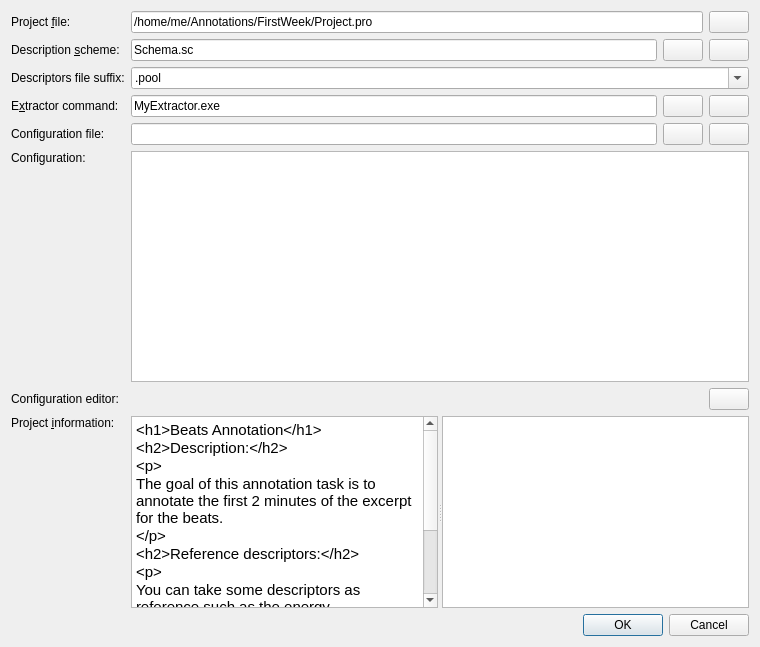
Before: the Qt Designer form Annotator/src/ProjectEditor.ui in clam-project/clam, drawn with Qt 5.
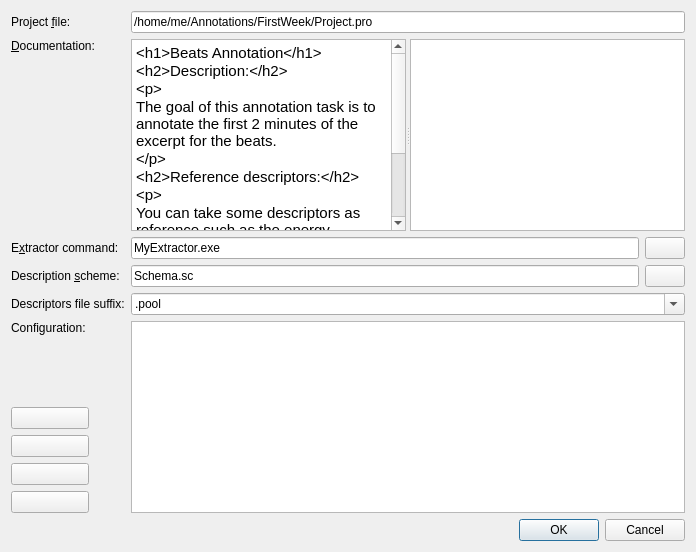
After: the same form once the commit is applied. Icons and pictures are not drawn.

Commit message: * Annotator: a single configuration field in projectEditor

Patch:
```diff
--- a/Annotator/src/ProjectEditor.ui
+++ b/Annotator/src/ProjectEditor.ui
@@ -1,12 +1,12 @@
 <ui version="4.0" >
  <class>ProjectEditor</class>
- <widget class="QDialog" name="ProjectEditor" >
-  <property name="geometry" >
+ <widget class="QDialog" name="ProjectEditor">
+  <property name="geometry">
    <rect>
     <x>0</x>
     <y>0</y>
-    <width>760</width>
-    <height>647</height>
+    <width>696</width>
+    <height>552</height>
    </rect>
   </property>
   <property name="windowTitle" >
@@ -23,37 +23,97 @@
      </property>
     </widget>
    </item>
-   <item row="0" column="1" >
-    <layout class="QHBoxLayout" >
-     <property name="spacing" >
+   <item row="0" column="1">
+    <widget class="QLineEdit" name="projectFile">
+     <property name="text">
+      <string>/home/me/Annotations/FirstWeek/Project.pro</string>
+     </property>
+     <property name="readOnly">
+      <bool>true</bool>
+     </property>
+    </widget>
+   </item>
+   <item row="1" column="0">
+    <widget class="QLabel" name="label">
+     <property name="text">
+      <string>&amp;Documentation:</string>
+     </property>
+     <property name="alignment">
+      <set>Qt::AlignLeading|Qt::AlignLeft|Qt::AlignTop</set>
+     </property>
+     <property name="buddy">
+      <cstring>projectInfo</cstring>
+     </property>
+    </widget>
+   </item>
+   <item row="1" column="1">
+    <widget class="QSplitter" name="splitter">
+     <property name="orientation">
+      <enum>Qt::Horizontal</enum>
+     </property>
+     <widget class="QTextEdit" name="projectInfo">
+      <property name="html">
+       <string>&lt;!DOCTYPE HTML PUBLIC &quot;-//W3C//DTD HTML 4.0//EN&quot; &quot;http://www.w3.org/TR/REC-html40/strict.dtd&quot;&gt;
+&lt;html&gt;&lt;head&gt;&lt;meta name=&quot;qrichtext&quot; content=&quot;1&quot; /&gt;&lt;style type=&quot;text/css&quot;&gt;
+p, li { white-space: pre-wrap; }
+&lt;/style&gt;&lt;/head&gt;&lt;body style=&quot; font-family:'Bitstream Vera Sans'; font-size:11pt; font-weight:400; font-style:normal;&quot;&gt;
+&lt;p style=&quot; margin-top:0px; margin-bottom:0px; margin-left:0px; margin-right:0px; -qt-block-indent:0; text-indent:0px;&quot;&gt;&lt;span style=&quot; font-family:'Sans Serif';&quot;&gt;&amp;lt;h1&amp;gt;Beats Annotation&amp;lt;/h1&amp;gt;&lt;/span&gt;&lt;/p&gt;
+&lt;p style=&quot; margin-top:0px; margin-bottom:0px; margin-left:0px; margin-right:0px; -qt-block-indent:0; text-indent:0px;&quot;&gt;&lt;span style=&quot; font-family:'Sans Serif';&quot;&gt;&amp;lt;h2&amp;gt;Description:&amp;lt;/h2&amp;gt;&lt;/span&gt;&lt;/p&gt;
+&lt;p style=&quot; margin-top:0px; margin-bottom:0px; margin-left:0px; margin-right:0px; -qt-block-indent:0; text-indent:0px;&quot;&gt;&lt;span style=&quot; font-family:'Sans Serif';&quot;&gt;&amp;lt;p&amp;gt;&lt;/span&gt;&lt;/p&gt;
+&lt;p style=&quot; margin-top:0px; margin-bottom:0px; margin-left:0px; margin-right:0px; -qt-block-indent:0; text-indent:0px;&quot;&gt;&lt;span style=&quot; font-family:'Sans Serif';&quot;&gt;The goal of this annotation task is to annotate the first 2 minutes of the excerpt for the beats.&lt;/span&gt;&lt;/p&gt;
+&lt;p style=&quot; margin-top:0px; margin-bottom:0px; margin-left:0px; margin-right:0px; -qt-block-indent:0; text-indent:0px;&quot;&gt;&lt;span style=&quot; font-family:'Sans Serif';&quot;&gt;&amp;lt;/p&amp;gt;&lt;/span&gt;&lt;/p&gt;
+&lt;p style=&quot; margin-top:0px; margin-bottom:0px; margin-left:0px; margin-right:0px; -qt-block-indent:0; text-indent:0px;&quot;&gt;&lt;span style=&quot; font-family:'Sans Serif';&quot;&gt;&amp;lt;h2&amp;gt;Reference descriptors:&amp;lt;/h2&amp;gt;&lt;/span&gt;&lt;/p&gt;
+&lt;p style=&quot; margin-top:0px; margin-bottom:0px; margin-left:0px; margin-right:0px; -qt-block-indent:0; text-indent:0px;&quot;&gt;&lt;span style=&quot; font-family:'Sans Serif';&quot;&gt;&amp;lt;p&amp;gt;&lt;/span&gt;&lt;/p&gt;
+&lt;p style=&quot; margin-top:0px; margin-bottom:0px; margin-left:0px; margin-right:0px; -qt-block-indent:0; text-indent:0px;&quot;&gt;&lt;span style=&quot; font-family:'Sans Serif';&quot;&gt;You can take some descriptors as reference such as the energy.&lt;/span&gt;&lt;/p&gt;
+&lt;p style=&quot; margin-top:0px; margin-bottom:0px; margin-left:0px; margin-right:0px; -qt-block-indent:0; text-indent:0px;&quot;&gt;&lt;span style=&quot; font-family:'Sans Serif';&quot;&gt;Consider that such descriptors are computed every 2048 samples so their precission may be not as accurate as it seems.&lt;/span&gt;&lt;/p&gt;
+&lt;p style=&quot; margin-top:0px; margin-bottom:0px; margin-left:0px; margin-right:0px; -qt-block-indent:0; text-indent:0px;&quot;&gt;&lt;span style=&quot; font-family:'Sans Serif';&quot;&gt;&amp;lt;/p&amp;gt;&lt;/span&gt;&lt;/p&gt;
+&lt;p style=&quot;-qt-paragraph-type:empty; margin-top:0px; margin-bottom:0px; margin-left:0px; margin-right:0px; -qt-block-indent:0; text-indent:0px; font-family:'Sans Serif';&quot;&gt;&lt;/p&gt;&lt;/body&gt;&lt;/html&gt;</string>
+      </property>
+      <property name="acceptRichText">
+       <bool>false</bool>
+      </property>
+     </widget>
+     <widget class="QTextBrowser" name="htmlPreview"/>
+    </widget>
+   </item>
+   <item row="2" column="0">
+    <widget class="QLabel" name="label_3">
+     <property name="text">
+      <string>E&amp;xtractor command:</string>
+     </property>
+     <property name="buddy">
+      <cstring>extractor</cstring>
+     </property>
+    </widget>
+   </item>
+   <item row="2" column="1">
+    <layout class="QHBoxLayout">
+     <property name="spacing">
       <number>6</number>
      </property>
      <property name="margin" >
       <number>0</number>
      </property>
      <item>
-      <widget class="QLineEdit" name="projectFile" >
-       <property name="text" >
-        <string>/home/me/Annotations/FirstWeek/Project.pro</string>
-       </property>
-       <property name="readOnly" >
-        <bool>true</bool>
+      <widget class="QLineEdit" name="extractor">
+       <property name="text">
+        <string>MyExtractor.exe</string>
        </property>
       </widget>
      </item>
      <item>
-      <widget class="QPushButton" name="projectBrowseButton" >
-       <property name="icon" >
-        <iconset resource="images.qrc" >
+      <widget class="QPushButton" name="extractorBrowseButton">
+       <property name="icon">
+        <iconset resource="images.qrc">
          <normaloff>:/icons/images/fileopen.png</normaloff>:/icons/images/fileopen.png</iconset>
        </property>
       </widget>
      </item>
     </layout>
    </item>
-   <item row="1" column="0" >
-    <widget class="QLabel" name="label_2" >
-     <property name="text" >
+   <item row="3" column="0">
+    <widget class="QLabel" name="label_2">
+     <property name="text">
       <string>Description &amp;scheme:</string>
      </property>
      <property name="buddy" >
@@ -61,9 +121,9 @@
      </property>
     </widget>
    </item>
-   <item row="1" column="1" >
-    <layout class="QHBoxLayout" >
-     <property name="spacing" >
+   <item row="3" column="1">
+    <layout class="QHBoxLayout">
+     <property name="spacing">
       <number>6</number>
      </property>
      <property name="margin" >
@@ -80,34 +140,26 @@
       </widget>
      </item>
      <item>
-      <widget class="QPushButton" name="schemaEditButton" >
-       <property name="icon" >
-        <iconset resource="images.qrc" >
-         <normaloff>:/icons/images/view_tree.png</normaloff>:/icons/images/view_tree.png</iconset>
-       </property>
-      </widget>
-     </item>
-     <item>
-      <widget class="QPushButton" name="schemaBrowseButton" >
-       <property name="icon" >
-        <iconset resource="images.qrc" >
+      <widget class="QPushButton" name="schemaBrowseButton">
+       <property name="icon">
+        <iconset resource="images.qrc">
          <normaloff>:/icons/images/fileopen.png</normaloff>:/icons/images/fileopen.png</iconset>
        </property>
       </widget>
      </item>
     </layout>
    </item>
-   <item row="2" column="0" >
-    <widget class="QLabel" name="label_4" >
-     <property name="text" >
+   <item row="4" column="0">
+    <widget class="QLabel" name="label_4">
+     <property name="text">
       <string>Descriptors file suffix:</string>
      </property>
     </widget>
    </item>
-   <item row="2" column="1" >
-    <widget class="QComboBox" name="suffix" >
-     <property name="sizePolicy" >
-      <sizepolicy vsizetype="Fixed" hsizetype="MinimumExpanding" >
+   <item row="4" column="1">
+    <widget class="QComboBox" name="suffix">
+     <property name="sizePolicy">
+      <sizepolicy hsizetype="MinimumExpanding" vsizetype="Fixed">
        <horstretch>0</horstretch>
        <verstretch>0</verstretch>
       </sizepolicy>
@@ -122,34 +174,46 @@
      </item>
     </widget>
    </item>
-   <item row="3" column="0" >
-    <widget class="QLabel" name="label_3" >
-     <property name="text" >
-      <string>E&amp;xtractor command:</string>
-     </property>
-     <property name="buddy" >
-      <cstring>schemaEditButton</cstring>
-     </property>
-    </widget>
-   </item>
-   <item row="3" column="1" >
-    <layout class="QHBoxLayout" >
-     <property name="spacing" >
-      <number>6</number>
-     </property>
-     <property name="margin" >
-      <number>0</number>
-     </property>
+   <item row="5" column="0">
+    <layout class="QVBoxLayout" name="verticalLayout">
      <item>
-      <widget class="QLineEdit" name="extractor" >
-       <property name="text" >
-        <string>MyExtractor.exe</string>
+      <widget class="QLabel" name="label_7">
+       <property name="text">
+        <string>Configuration: </string>
        </property>
+       <property name="alignment">
+        <set>Qt::AlignLeading|Qt::AlignLeft|Qt::AlignTop</set>
+       </property>
+       <property name="buddy">
+        <cstring>configurationInfo</cstring>
+       </property>
       </widget>
      </item>
      <item>
-      <widget class="QPushButton" name="extractorEditButton" >
-       <property name="toolTip" >
+      <widget class="QPushButton" name="loadConfigurationButton">
+       <property name="toolTip">
+        <string>Load config from a file</string>
+       </property>
+       <property name="icon">
+        <iconset resource="images.qrc">
+         <normaloff>:/icons/images/fileopen.png</normaloff>:/icons/images/fileopen.png</iconset>
+       </property>
+      </widget>
+     </item>
+     <item>
+      <widget class="QPushButton" name="graphicalEditButton">
+       <property name="toolTip">
+        <string>Edit the configuration file</string>
+       </property>
+       <property name="icon">
+        <iconset resource="images.qrc">
+         <normaloff>:/icons/images/edit.png</normaloff>:/icons/images/edit.png</iconset>
+       </property>
+      </widget>
+     </item>
+     <item>
+      <widget class="QPushButton" name="extractorEditButton">
+       <property name="toolTip">
         <string>Execute with a sample wave</string>
        </property>
        <property name="icon" >
@@ -159,76 +223,29 @@
       </widget>
      </item>
      <item>
-      <widget class="QPushButton" name="extractorBrowseButton" >
-       <property name="icon" >
-        <iconset resource="images.qrc" >
-         <normaloff>:/icons/images/fileopen.png</normaloff>:/icons/images/fileopen.png</iconset>
+      <widget class="QPushButton" name="schemaEditButton">
+       <property name="toolTip">
+        <string>View resulting schema</string>
        </property>
-      </widget>
-     </item>
-    </layout>
-   </item>
-   <item row="4" column="0" >
-    <widget class="QLabel" name="label_6" >
-     <property name="text" >
-      <string>Configuration file:</string>
-     </property>
-    </widget>
-   </item>
-   <item row="4" column="1" >
-    <layout class="QHBoxLayout" >
-     <property name="spacing" >
-      <number>6</number>
-     </property>
-     <property name="margin" >
-      <number>0</number>
-     </property>
-     <item>
-      <widget class="QLineEdit" name="configuration" >
-       <property name="text" >
-        <string/>
+       <property name="icon">
+        <iconset resource="images.qrc">
+         <normaloff>:/icons/images/view_tree.png</normaloff>:/icons/images/view_tree.png</iconset>
        </property>
       </widget>
      </item>
-     <item>
-      <widget class="QPushButton" name="configurationEditButton" >
-       <property name="toolTip" >
-        <string>Edit the configuration file</string>
-       </property>
-       <property name="icon" >
-        <iconset resource="images.qrc" >
-         <normaloff>:/icons/images/edit.png</normaloff>:/icons/images/edit.png</iconset>
-       </property>
-      </widget>
-     </item>
-     <item>
-      <widget class="QPushButton" name="configurationBrowseButton" >
-       <property name="icon" >
-        <iconset resource="images.qrc" >
-         <normaloff>:/icons/images/fileopen.png</normaloff>:/icons/images/fileopen.png</iconset>
-       </property>
-      </widget>
-     </item>
     </layout>
    </item>
-   <item row="5" column="0" >
-    <widget class="QLabel" name="label_7" >
-     <property name="text" >
-      <string>Configuration: </string>
+   <item row="5" column="1">
+    <widget class="QTextEdit" name="configurationInfo">
+     <property name="sizePolicy">
+      <sizepolicy hsizetype="Expanding" vsizetype="MinimumExpanding">
+       <horstretch>0</horstretch>
+       <verstretch>0</verstretch>
+      </sizepolicy>
      </property>
-     <property name="alignment" >
-      <set>Qt::AlignLeading|Qt::AlignLeft|Qt::AlignTop</set>
-     </property>
-     <property name="buddy" >
-      <cstring>suffix</cstring>
-     </property>
-    </widget>
-   </item>
-   <item row="5" column="1" >
-    <widget class="QTextEdit" name="configurationInfo" >
-     <property name="html" >
-      <string>&lt;!DOCTYPE HTML PUBLIC "-//W3C//DTD HTML 4.0//EN" "http://www.w3.org/TR/REC-html40/strict.dtd">
-&lt;html>&lt;head>&lt;meta name="qrichtext" content="1" />&lt;style type="text/css">
+     <property name="html">
+      <string>&lt;!DOCTYPE HTML PUBLIC &quot;-//W3C//DTD HTML 4.0//EN&quot; &quot;http://www.w3.org/TR/REC-html40/strict.dtd&quot;&gt;
+&lt;html&gt;&lt;head&gt;&lt;meta name=&quot;qrichtext&quot; content=&quot;1&quot; /&gt;&lt;style type=&quot;text/css&quot;&gt;
 p, li { white-space: pre-wrap; }
 &lt;/style>&lt;/head>&lt;body style=" font-family:'Bitstream Vera Sans'; font-size:11pt; font-weight:400; font-style:normal;">
 &lt;p style="-qt-paragraph-type:empty; margin-top:0px; margin-bottom:0px; margin-left:0px; margin-right:0px; -qt-block-indent:0; text-indent:0px; font-family:'宋体'; font-size:9pt;">&lt;/p>&lt;/body>&lt;/html></string>
@@ -238,87 +255,9 @@
      </property>
     </widget>
    </item>
-   <item row="6" column="0" >
-    <widget class="QLabel" name="label_8" >
-     <property name="text" >
-      <string>Configuration editor:</string>
-     </property>
-    </widget>
-   </item>
-   <item row="6" column="1" >
-    <layout class="QHBoxLayout" name="horizontalLayout" >
-     <item>
-      <spacer name="horizontalSpacer" >
-       <property name="orientation" >
-        <enum>Qt::Horizontal</enum>
-       </property>
-       <property name="sizeHint" stdset="0" >
-        <size>
-         <width>288</width>
-         <height>20</height>
-        </size>
-       </property>
-      </spacer>
-     </item>
-     <item>
-      <widget class="QPushButton" name="graphicalEditButton" >
-       <property name="toolTip" >
-        <string>Edit the configuration file</string>
-       </property>
-       <property name="icon" >
-        <iconset resource="images.qrc" >
-         <normaloff>:/icons/images/edit.png</normaloff>:/icons/images/edit.png</iconset>
-       </property>
-      </widget>
-     </item>
-    </layout>
-   </item>
-   <item row="7" column="0" >
-    <widget class="QLabel" name="label" >
-     <property name="text" >
-      <string>Project &amp;information: </string>
-     </property>
-     <property name="alignment" >
-      <set>Qt::AlignLeading|Qt::AlignLeft|Qt::AlignTop</set>
-     </property>
-     <property name="buddy" >
-      <cstring>suffix</cstring>
-     </property>
-    </widget>
-   </item>
-   <item row="7" column="1" >
-    <widget class="QSplitter" name="splitter" >
-     <property name="orientation" >
-      <enum>Qt::Horizontal</enum>
-     </property>
-     <widget class="QTextEdit" name="projectInfo" >
-      <property name="html" >
-       <string>&lt;!DOCTYPE HTML PUBLIC "-//W3C//DTD HTML 4.0//EN" "http://www.w3.org/TR/REC-html40/strict.dtd">
-&lt;html>&lt;head>&lt;meta name="qrichtext" content="1" />&lt;style type="text/css">
-p, li { white-space: pre-wrap; }
-&lt;/style>&lt;/head>&lt;body style=" font-family:'Bitstream Vera Sans'; font-size:11pt; font-weight:400; font-style:normal;">
-&lt;p style=" margin-top:0px; margin-bottom:0px; margin-left:0px; margin-right:0px; -qt-block-indent:0; text-indent:0px; font-family:'Sans Serif';">&amp;lt;h1&amp;gt;Beats Annotation&amp;lt;/h1&amp;gt;&lt;/p>
-&lt;p style=" margin-top:0px; margin-bottom:0px; margin-left:0px; margin-right:0px; -qt-block-indent:0; text-indent:0px; font-family:'Sans Serif';">&amp;lt;h2&amp;gt;Description:&amp;lt;/h2&amp;gt;&lt;/p>
-&lt;p style=" margin-top:0px; margin-bottom:0px; margin-left:0px; margin-right:0px; -qt-block-indent:0; text-indent:0px; font-family:'Sans Serif';">&amp;lt;p&amp;gt;&lt;/p>
-&lt;p style=" margin-top:0px; margin-bottom:0px; margin-left:0px; margin-right:0px; -qt-block-indent:0; text-indent:0px; font-family:'Sans Serif';">The goal of this annotation task is to annotate the first 2 minutes of the excerpt for the beats.&lt;/p>
-&lt;p style=" margin-top:0px; margin-bottom:0px; margin-left:0px; margin-right:0px; -qt-block-indent:0; text-indent:0px; font-family:'Sans Serif';">&amp;lt;/p&amp;gt;&lt;/p>
-&lt;p style=" margin-top:0px; margin-bottom:0px; margin-left:0px; margin-right:0px; -qt-block-indent:0; text-indent:0px; font-family:'Sans Serif';">&amp;lt;h2&amp;gt;Reference descriptors:&amp;lt;/h2&amp;gt;&lt;/p>
-&lt;p style=" margin-top:0px; margin-bottom:0px; margin-left:0px; margin-right:0px; -qt-block-indent:0; text-indent:0px; font-family:'Sans Serif';">&amp;lt;p&amp;gt;&lt;/p>
-&lt;p style=" margin-top:0px; margin-bottom:0px; margin-left:0px; margin-right:0px; -qt-block-indent:0; text-indent:0px; font-family:'Sans Serif';">You can take some descriptors as reference such as the energy.&lt;/p>
-&lt;p style=" margin-top:0px; margin-bottom:0px; margin-left:0px; margin-right:0px; -qt-block-indent:0; text-indent:0px; font-family:'Sans Serif';">Consider that such descriptors are computed every 2048 samples so their precission may be not as accurate as it seems.&lt;/p>
-&lt;p style=" margin-top:0px; margin-bottom:0px; margin-left:0px; margin-right:0px; -qt-block-indent:0; text-indent:0px; font-family:'Sans Serif';">&amp;lt;/p&amp;gt;&lt;/p>
-&lt;p style="-qt-paragraph-type:empty; margin-top:0px; margin-bottom:0px; margin-left:0px; margin-right:0px; -qt-block-indent:0; text-indent:0px; font-family:'Sans Serif';">&lt;/p>&lt;/body>&lt;/html></string>
-      </property>
-      <property name="acceptRichText" >
-       <bool>false</bool>
-      </property>
-     </widget>
-     <widget class="QTextBrowser" name="htmlPreview" />
-    </widget>
-   </item>
-   <item row="8" column="1" >
-    <widget class="QDialogButtonBox" name="buttonBox" >
-     <property name="standardButtons" >
+   <item row="6" column="1">
+    <widget class="QDialogButtonBox" name="buttonBox">
+     <property name="standardButtons">
       <set>QDialogButtonBox::Cancel|QDialogButtonBox::Ok</set>
      </property>
     </widget>
```
Left out of the diff: 83 changed lines with no effect on the pictures. The commit also changes 5 other files.
